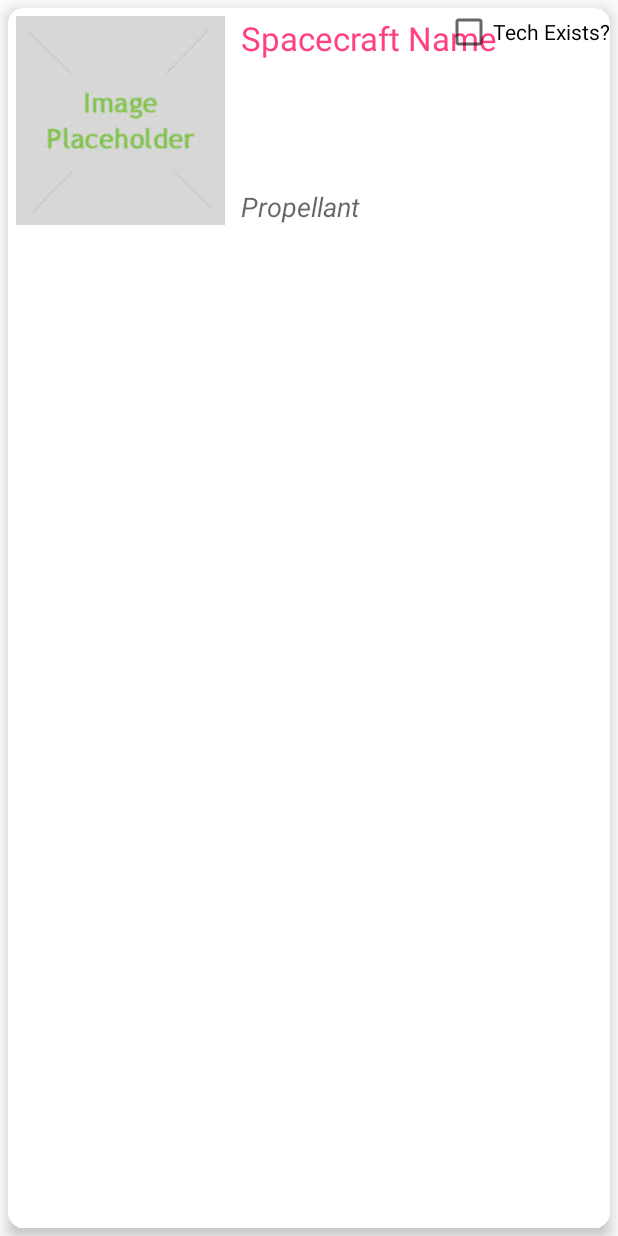
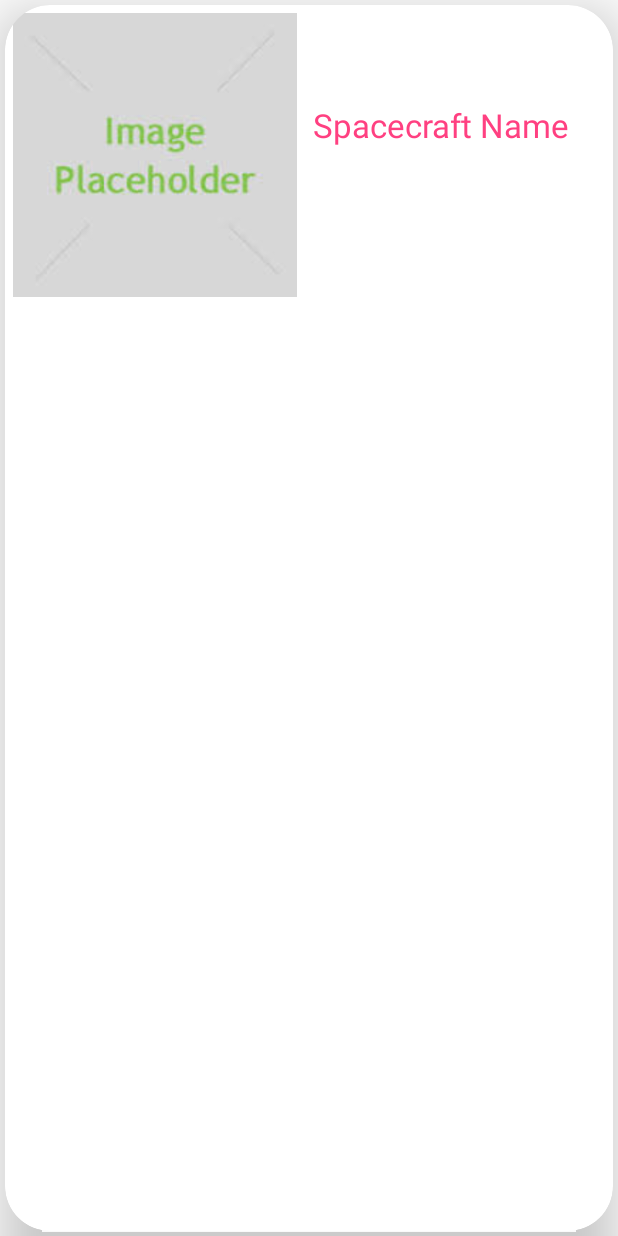
Before and after one commit to ibalm9/NewRetrofitListViewJSONN, an Android app: the layout model.xml on its own in the app's theme, with its tools: preview values and no code run, on a phone screen of 412 x 824 dp. Run offline under Robolectric (Android 15) with nearby library versions, the phone set to English and light mode, and no system bars.

Commit message:
Task1 almost done!
Importing image and text from json myapi1 4nesia Task!

```diff
--- a/app/src/main/java/info/camposha/retrofitlistviewjson/MainActivity.java
+++ b/app/src/main/java/info/camposha/retrofitlistviewjson/MainActivity.java
@@ -132,8 +132,7 @@ public class MainActivity extends AppCompatActivity {
             }
 
             TextView nameTxt = view.findViewById(R.id.nameTextView);
-            TextView txtPropellant = view.findViewById(R.id.propellantTextView);
-            CheckBox chkTechExists = view.findViewById(R.id.myCheckBox);
+
             ImageView spacecraftImageView = view.findViewById(R.id.spacecraftImageView);
 
             final Spacecraft thisSpacecraft= spacecrafts.get(position);
--- a/app/src/main/res/layout/activity_main.xml
+++ b/app/src/main/res/layout/activity_main.xml
@@ -4,7 +4,9 @@
     android:layout_width="match_parent"
     android:layout_height="match_parent"
     android:orientation="vertical"
-    tools:context=".MainActivity">
+    tools:context=".MainActivity"
+    android:background="@drawable/imgae"
+    >
 
     <TextView
         android:id="@+id/headerTxt"
--- a/app/src/main/res/layout/model.xml
+++ b/app/src/main/res/layout/model.xml
@@ -2,17 +2,17 @@
 <android.support.v7.widget.CardView xmlns:android="http://schemas.android.com/apk/res/android"
     android:orientation="horizontal" android:layout_width="match_parent"
     xmlns:card_view="http://schemas.android.com/apk/res-auto"
-    android:layout_margin="5dp"
-    card_view:cardCornerRadius="10dp"
-    card_view:cardElevation="5dp"
+    android:layout_margin="3dp"
+    card_view:cardCornerRadius="30dp"
+    card_view:cardElevation="20dp"
     android:layout_height="match_parent">
 
     <RelativeLayout
         android:layout_width="match_parent"
         android:layout_height="match_parent">
         <ImageView
-            android:layout_width="150dp"
-            android:layout_height="150dp"
+            android:layout_width="200dp"
+            android:layout_height="200dp"
             android:id="@+id/spacecraftImageView"
             android:padding="5dp"
             android:src="@drawable/placeholder" />
@@ -20,30 +20,17 @@
         <TextView
             android:layout_width="wrap_content"
             android:layout_height="wrap_content"
+            android:layout_marginTop="60dp"
+            android:paddingTop="150dp"
             android:textAppearance="?android:attr/textAppearanceLarge"
             android:text="Spacecraft Name"
             android:id="@+id/nameTextView"
             android:padding="5dp"
             android:textColor="@color/colorAccent"
-            android:layout_alignParentTop="true"
             android:layout_toRightOf="@+id/spacecraftImageView" />
 
-        <TextView
-            android:layout_width="wrap_content"
-            android:layout_height="wrap_content"
-            android:textAppearance="?android:attr/textAppearanceMedium"
-            android:text="Propellant"
-            android:textStyle="italic"
-            android:id="@+id/propellantTextView"
-            android:padding="5dp"
-            android:layout_alignBottom="@+id/spacecraftImageView"
-            android:layout_toRightOf="@+id/spacecraftImageView" />
-        <CheckBox
-            android:layout_width="wrap_content"
-            android:layout_height="wrap_content"
-            android:id="@+id/myCheckBox"
-            android:text="Tech Exists?"
-            android:layout_alignParentRight="true" />
+
+
 
     </RelativeLayout>
 </android.support.v7.widget.CardView>
--- a/app/src/main/res/values/styles.xml
+++ b/app/src/main/res/values/styles.xml
@@ -1,7 +1,7 @@
 <resources>
 
     <!-- Base application theme. -->
-    <style name="AppTheme" parent="Theme.AppCompat.Light.DarkActionBar">
+    <style name="AppTheme" parent="Theme.AppCompat.Light.NoActionBar">
         <!-- Customize your theme here. -->
         <item name="colorPrimary">@color/colorPrimary</item>
         <item name="colorPrimaryDark">@color/colorPrimaryDark</item>
@@ -13,11 +13,11 @@
 
     </style>
 
-    <style name="MyCustomMaterialTheme.Base" parent="Theme.AppCompat.Light.DarkActionBar">
-        <item name="windowNoTitle">false</item>
+    <style name="MyCustomMaterialTheme.Base" parent="Theme.AppCompat.Light.NoActionBar">
+        <item name="windowNoTitle">true</item>
         <item name="windowActionBar">true</item>
-        <item name="colorPrimary">@color/colorPrimary</item>
-        <item name="colorPrimaryDark">@color/colorPrimaryDark</item>
+        <item name="colorPrimary">@color/navigationBarColor</item>
+        <item name="colorPrimaryDark">@color/navigationBarColor</item>
         <item name="colorAccent">@color/colorAccent</item>
     </style>
 
```
Also changed, not shown: app/src/main/res/drawable/imgae.jpeg (added).
